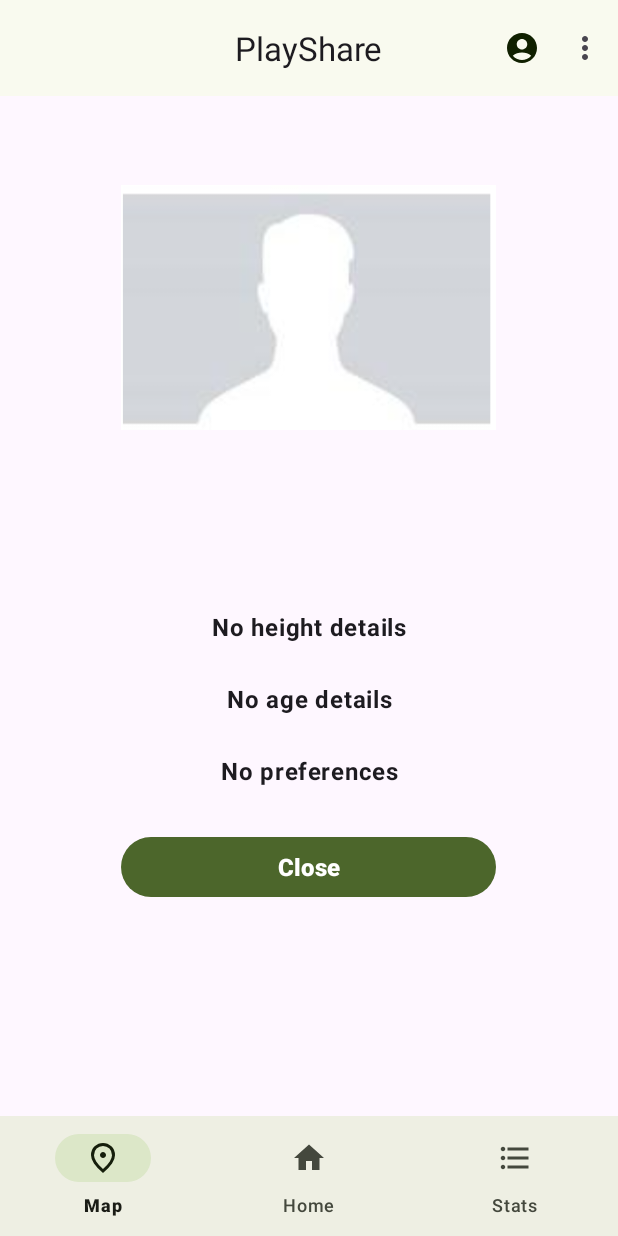
After one commit to iyarlevi/PlayShare, an Android app: the ProfileActivity screen opened directly, with no data from a screen before it, on a phone screen of 412 x 824 dp. The commit adds this screen. Run offline under Robolectric (Android 15) with nearby library versions, the phone set to English and light mode, and no system bars; our stand-ins replace Firebase (no records; nobody signed in at launch, a user with empty details on screens opened directly), Volley.

Commit message:
adding view profile to functionality

```diff
--- a/app/src/main/AndroidManifest.xml
+++ b/app/src/main/AndroidManifest.xml
@@ -18,6 +18,10 @@
         android:supportsRtl="true"
         android:theme="@style/Theme.PlayShare"
         tools:targetApi="31">
+        <activity
+            android:name=".ProfileActivity"
+            android:exported="false" />
+
         <service
             android:name=".Services.NotificationService"
             android:exported="false"
--- a/app/src/main/java/com/example/playshare/MapActivity.java
+++ b/app/src/main/java/com/example/playshare/MapActivity.java
@@ -306,11 +306,11 @@ public class MapActivity extends BaseActivityClass implements
                     if (game.getCreatorReference().equals(FirebaseConnector.getCurrentUser().getUid())) {
                         builder.setNeutralButton("Delete", (dialog, which) -> handleGameDeletion(dialog, FirebaseConnector.getCurrentUser().getUid(), (String) document.get("currentGame")));
                     }
-//                   builder.setNegativeButton("Show Creator", (dialog, which) -> {
-//                        Intent intent = new Intent(this, ProfileActivity.class);
-//                        intent.putExtra("userId", game.getCreatorReference());
-//                        startActivity(intent);
-//                    });
+                   builder.setNegativeButton("Show Creator", (dialog, which) -> {
+                        Intent intent = new Intent(this, ProfileActivity.class);
+                        intent.putExtra("userId", game.getCreatorReference());
+                        startActivity(intent);
+                    });
                     builder.create().show();
                 },
                 e -> {
--- /dev/null
+++ b/app/src/main/java/com/example/playshare/ProfileActivity.java
@@ -0,0 +1,130 @@
+package com.example.playshare;
+
+import android.content.Intent;
+import android.graphics.Bitmap;
+import android.os.Bundle;
+import android.util.Log;
+import android.widget.Button;
+import android.widget.ImageView;
+import android.widget.TextView;
+import android.widget.Toast;
+
+import androidx.appcompat.app.AppCompatActivity;
+
+import com.android.volley.RequestQueue;
+import com.android.volley.toolbox.ImageRequest;
+import com.android.volley.toolbox.Volley;
+import com.example.playshare.Components.BottomNavigator;
+import com.example.playshare.Components.ProgressDialog;
+import com.example.playshare.Components.TopAppBarMenuListener;
+import com.example.playshare.Connectors.FireStoreConnector;
+import com.example.playshare.Data.Enums.CollectionsEnum;
+import com.google.android.material.appbar.MaterialToolbar;
+import com.google.android.material.navigation.NavigationBarView;
+
+public class ProfileActivity extends AppCompatActivity {
+    private ProgressDialog progressDialog;
+    private final FireStoreConnector database = FireStoreConnector.getInstance();
+    private RequestQueue volleyQueue;
+    private ImageView profileImageView;
+    String userId;
+    private TextView nameTextView, heightTextView, ageTextView, preferencesTextView;
+
+    @Override
+    protected void onCreate(Bundle savedInstanceState) {
+        super.onCreate(savedInstanceState);
+        setContentView(R.layout.activity_profile);
+
+        nameTextView = findViewById(R.id.nameTextView);
+        heightTextView = findViewById(R.id.heightTextView);
+        ageTextView = findViewById(R.id.ageTextView);
+        Button closeButton = findViewById(R.id.closeButton);
+        preferencesTextView = findViewById(R.id.preferencesTextView);
+        progressDialog = new ProgressDialog(this);
+        progressDialog.show();
+        //define bottom navigation:
+        NavigationBarView bottomNavigationView = findViewById(R.id.bottomNavigationView);
+        bottomNavigationView.setSelectedItemId(R.id.navigation_map);
+        BottomNavigator bottomNavigator = new BottomNavigator(this, R.id.navigation_map);
+        bottomNavigationView.setOnItemSelectedListener(bottomNavigator);
+        volleyQueue = Volley.newRequestQueue(this);
+        profileImageView = findViewById(R.id.imageView);
+
+        Intent intent = getIntent();
+        userId = intent.getStringExtra("userId");
+
+        getUserData();
+
+        //define top app bar:
+        MaterialToolbar topAppBar = findViewById(R.id.topAppBar);
+        TopAppBarMenuListener topAppBarMenuListener = new TopAppBarMenuListener(this);
+        topAppBar.setOnMenuItemClickListener(topAppBarMenuListener);
+        closeButton.setOnClickListener(v -> finish());
+    }
+
+    private void getUserData() {
+        try {
+            database.getDocument(CollectionsEnum.USERS.getCollectionName(),
+                    userId,
+                    documentMap -> {
+                        Log.d("MainActivity", "getUserData: " + documentMap);
+                        if (documentMap == null || documentMap.isEmpty()) {
+                            Toast.makeText(this, getString(R.string.failed_fetch_data), Toast.LENGTH_SHORT).show();
+                            return;
+                        }
+                        if (documentMap.get("nickname") != null)
+                            nameTextView.setText((String) documentMap.get("nickname"));
+                        Object heightObj = documentMap.get("height");
+                        if (heightObj != null) {
+                            double height = Double.parseDouble(heightObj.toString());
+                            if (height > 0) {
+                                heightTextView.setText(String.valueOf(height));
+                            }
+                        }
+                        Object ageObj = documentMap.get("age");
+                        if (ageObj != null) {
+                            int age = Integer.parseInt(ageObj.toString());
+                            if (age > 0) {
+                                ageTextView.setText(String.valueOf(age));
+                            }
+                        }
+                        Object preferences = documentMap.get("preferences");
+                        if (preferences != null) {
+                            preferencesTextView.setText(preferences.toString());
+                        }
+
+                        Object imageUrl = documentMap.get("imageUrl");
+                        if (imageUrl != null) {
+                            String url = imageUrl.toString();
+                            if (!url.isEmpty()) {
+                                ImageRequest imageRequest = new ImageRequest(url,
+                                        response -> {
+                                            profileImageView.setImageBitmap(response);
+                                            progressDialog.dismiss();
+                                        },
+                                        0, 0, ImageView.ScaleType.CENTER_CROP, Bitmap.Config.RGB_565,
+                                        error -> {
+                                            Log.d("SettingsActivity", ">>> loadSavedSettings: " + error.getMessage());
+                                            progressDialog.dismiss();
+                                            Toast.makeText(this, getString(R.string.failed_load_image), Toast.LENGTH_SHORT).show();
+                                        });
+                                volleyQueue.add(imageRequest);
+                            } else {
+                                progressDialog.dismiss();
+                            }
+                        } else {
+                            progressDialog.dismiss();
+                        }
+                    },
+                    e -> {
+                        progressDialog.dismiss();
+                        Toast.makeText(this, getString(R.string.failed_fetch_data), Toast.LENGTH_SHORT).show();
+                    }
+            );
+        } catch (Exception e) {
+            Log.d("ProfileActivity", "getUserData: " + e.getMessage());
+            progressDialog.dismiss();
+            finish();
+        }
+    }
+}
--- /dev/null
+++ b/app/src/main/res/layout/activity_profile.xml
@@ -0,0 +1,93 @@
+<LinearLayout xmlns:android="http://schemas.android.com/apk/res/android"
+    xmlns:tools="http://schemas.android.com/tools"
+    android:layout_width="match_parent"
+    android:layout_height="match_parent"
+    android:gravity="center_horizontal|center_vertical"
+    android:orientation="vertical"
+    tools:context=".ProfileActivity">
+
+    <include
+        layout="@layout/app_bar"
+        android:layout_width="match_parent"
+        android:layout_height="wrap_content" />
+
+    <ScrollView
+        android:layout_width="match_parent"
+        android:layout_height="0dp"
+        android:layout_weight="1"
+        android:orientation="vertical">
+
+        <LinearLayout
+            android:layout_width="match_parent"
+            android:layout_height="wrap_content"
+            android:gravity="center_horizontal"
+            android:orientation="vertical">
+
+            <ImageView
+                android:id="@+id/imageView"
+                android:layout_width="@dimen/width_button_xlarge"
+                android:layout_height="@dimen/width_button_xlarge"
+                android:layout_gravity="center_horizontal"
+                android:layout_marginTop="@dimen/margin_regular_xlarge"
+                android:layout_marginBottom="@dimen/margin_regular_xlarge"
+                android:contentDescription="@string/profile_picture_content_description"
+                android:src="@drawable/anonymous"
+                tools:ignore="ImageContrastCheck" />
+
+            <TextView
+                android:id="@+id/nameTextView"
+                style="@style/TextAppearance.Material3.BodyLarge"
+                android:layout_width="match_parent"
+                android:layout_height="wrap_content"
+                android:gravity="center"
+                android:minHeight="48dp"
+                android:textStyle="bold" />
+
+            <TextView
+                android:id="@+id/heightTextView"
+                style="@style/TextAppearance.Material3.BodyLarge"
+                android:layout_width="match_parent"
+                android:layout_height="wrap_content"
+                android:gravity="center"
+                android:minHeight="48dp"
+                android:text="@string/no_height_details"
+                android:textStyle="bold" />
+
+            <TextView
+                android:id="@+id/ageTextView"
+                style="@style/TextAppearance.Material3.BodyLarge"
+                android:layout_width="match_parent"
+                android:layout_height="wrap_content"
+                android:gravity="center"
+                android:minHeight="48dp"
+                android:text="@string/no_age_details"
+                android:textStyle="bold" />
+
+            <TextView
+                android:id="@+id/preferencesTextView"
+                style="@style/TextAppearance.Material3.BodyLarge"
+                android:layout_width="match_parent"
+                android:layout_height="wrap_content"
+                android:gravity="center"
+                android:minHeight="48dp"
+                android:text="@string/no_preferences"
+                android:textStyle="bold" />
+
+            <Button
+                android:id="@+id/closeButton"
+                android:layout_width="@dimen/width_button_xlarge"
+                android:layout_height="wrap_content"
+                android:layout_gravity="center"
+                android:layout_marginTop="@dimen/margin_regular_xlarge"
+                android:text="@string/close"
+                android:textSize="@dimen/text_size_body_large"
+                android:textStyle="bold" />
+
+        </LinearLayout>
+    </ScrollView>
+
+    <include
+        layout="@layout/bottom_navigator"
+        android:layout_width="match_parent"
+        android:layout_height="wrap_content" />
+</LinearLayout>
```
